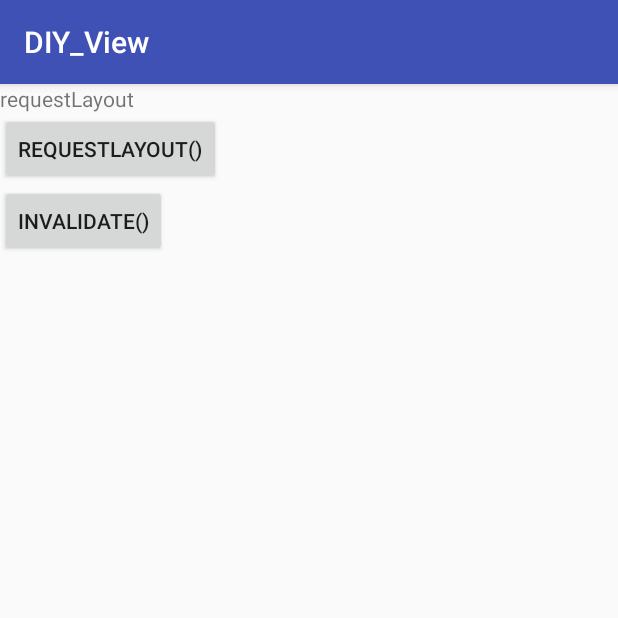
After one commit to kishimotoindb/DIY_View, an Android app: the RequestLayoutActivity screen opened directly, with no data from a screen before it, on a phone screen of 412 x 824 dp, the top half of it. The commit adds this screen. Run offline under Robolectric (Android 15) with nearby library versions, the phone set to English and light mode, and no system bars.

Commit message:
RequestLayout和invalidate所触发的流程

```diff
--- a/app/src/main/AndroidManifest.xml
+++ b/app/src/main/AndroidManifest.xml
@@ -22,6 +22,8 @@
         </activity>
         <activity android:name=".LabelView.LabelWallActivity">
         </activity>
+        <activity android:name=".LayoutProcedure.RequestLayoutActivity">
+        </activity>
     </application>
 
 </manifest>
--- /dev/null
+++ b/app/src/main/java/com/example/bear/diy_view/LayoutProcedure/RequestLayoutActivity.java
@@ -0,0 +1,46 @@
+package com.example.bear.diy_view.LayoutProcedure;
+
+import android.support.v7.app.AppCompatActivity;
+import android.os.Bundle;
+import android.view.View;
+
+import com.example.bear.diy_view.R;
+/*
+ *  点击requestLayout()
+ *  03-02 12:18:17.199 22571-22571/com.example.bear.diy_view I/bear: onMeasure
+    03-02 12:18:17.200 22571-22571/com.example.bear.diy_view I/bear: layout
+    03-02 12:18:17.201 22571-22571/com.example.bear.diy_view I/bear: draw
+    03-02 12:18:17.201 22571-22571/com.example.bear.diy_view I/bear: onDraw
+
+    点击invalidate()
+    03-02 12:18:21.113 22571-22571/com.example.bear.diy_view I/bear: draw
+    03-02 12:18:21.113 22571-22571/com.example.bear.diy_view I/bear: onDraw
+ */
+
+public class RequestLayoutActivity extends AppCompatActivity {
+
+    @Override
+    protected void onCreate(Bundle savedInstanceState) {
+        super.onCreate(savedInstanceState);
+        setContentView(R.layout.activity_request_layout);
+        final RequestLayoutTestView testView = findViewById(R.id.testView);
+        View button1 = findViewById(R.id.button1);
+        button1.setOnClickListener(new View.OnClickListener() {
+            @Override
+            public void onClick(View v) {
+                testView.setMyHeight(200);
+                testView.requestLayout();
+            }
+        });
+
+        View button2 = findViewById(R.id.button2);
+        button2.setOnClickListener(new View.OnClickListener() {
+            @Override
+            public void onClick(View v) {
+                testView.invalidate();
+            }
+        });
+
+
+    }
+}
--- /dev/null
+++ b/app/src/main/java/com/example/bear/diy_view/LayoutProcedure/RequestLayoutTestView.java
@@ -0,0 +1,57 @@
+package com.example.bear.diy_view.LayoutProcedure;
+
+import android.content.Context;
+import android.graphics.Canvas;
+import android.support.annotation.Nullable;
+import android.support.annotation.Px;
+import android.support.v7.widget.AppCompatTextView;
+import android.util.AttributeSet;
+import android.util.Log;
+
+/**
+ * Created by BigFaceBear on 2018.03.02
+ */
+
+public class RequestLayoutTestView extends AppCompatTextView {
+    public RequestLayoutTestView(Context context) {
+        super(context);
+    }
+
+    public RequestLayoutTestView(Context context, @Nullable AttributeSet attrs) {
+        super(context, attrs);
+    }
+
+    public RequestLayoutTestView(Context context, @Nullable AttributeSet attrs, int defStyleAttr) {
+        super(context, attrs, defStyleAttr);
+    }
+
+    public void setMyHeight(int pixel) {
+        setHeight(pixel);
+    }
+
+    @Override
+    public void draw(Canvas canvas) {
+        Log.i("bear", "draw");
+        super.draw(canvas);
+
+    }
+
+    @Override
+    protected void onDraw(Canvas canvas) {
+        Log.i("bear", "onDraw");
+        super.onDraw(canvas);
+
+    }
+
+    @Override
+    public void layout(@Px int l, @Px int t, @Px int r, @Px int b) {
+        Log.i("bear", "layout");
+        super.layout(l, t, r, b);
+    }
+
+    @Override
+    protected void onMeasure(int widthMeasureSpec, int heightMeasureSpec) {
+        Log.i("bear", "onMeasure");
+        super.onMeasure(widthMeasureSpec, heightMeasureSpec);
+    }
+}
--- a/app/src/main/res/layout/activity_glide_transformation.xml
+++ b/app/src/main/res/layout/activity_glide_transformation.xml
@@ -17,11 +17,10 @@
 
 
     <ImageView
-        android:scaleType="center"
         android:id="@+id/ivImageView"
         android:layout_width="100dp"
         android:layout_height="100dp"
-        android:background="@color/colorPrimary"/>
+        android:scaleType="center"/>
 
 
 </LinearLayout>
--- /dev/null
+++ b/app/src/main/res/layout/activity_request_layout.xml
@@ -0,0 +1,31 @@
+<?xml version="1.0" encoding="utf-8"?>
+<LinearLayout
+    xmlns:android="http://schemas.android.com/apk/res/android"
+    xmlns:app="http://schemas.android.com/apk/res-auto"
+    xmlns:tools="http://schemas.android.com/tools"
+    android:id="@+id/viewGroup"
+    android:layout_width="match_parent"
+    android:layout_height="match_parent"
+    android:orientation="vertical"
+    tools:context="com.example.bear.diy_view.LayoutProcedure.RequestLayoutActivity">
+
+    <com.example.bear.diy_view.LayoutProcedure.RequestLayoutTestView
+        android:id="@+id/testView"
+        android:layout_width="wrap_content"
+        android:layout_height="wrap_content"
+        android:text="requestLayout"/>
+
+    <Button
+        android:id="@+id/button1"
+        android:layout_width="wrap_content"
+        android:layout_height="wrap_content"
+        android:text="requestLayout()"/>
+
+    <Button
+        android:id="@+id/button2"
+        android:layout_width="wrap_content"
+        android:layout_height="wrap_content"
+        android:text="invalidate()"/>
+
+
+</LinearLayout>
--- a/build.gradle
+++ b/build.gradle
@@ -7,6 +7,8 @@ buildscript {
             url 'https://maven.google.com/'
             name 'Google'
         }
+        mavenCentral()
+
     }
     dependencies {
         classpath 'com.android.tools.build:gradle:2.3.3'
```
Also changed, not shown: app/build.gradle (+7 -9 lines), app/src/main/java/com/example/bear/diy_view/GlideBitmapTransformation/GlideTransformationActivity.java (+10 -10 lines), app/src/main/java/com/example/bear/diy_view/GlideBitmapTransformation/RoundBitmapTransformation.java (+50 -32 lines), app/src/main/java/com/example/bear/diy_view/MainActivity.java (+7 -0 lines).
